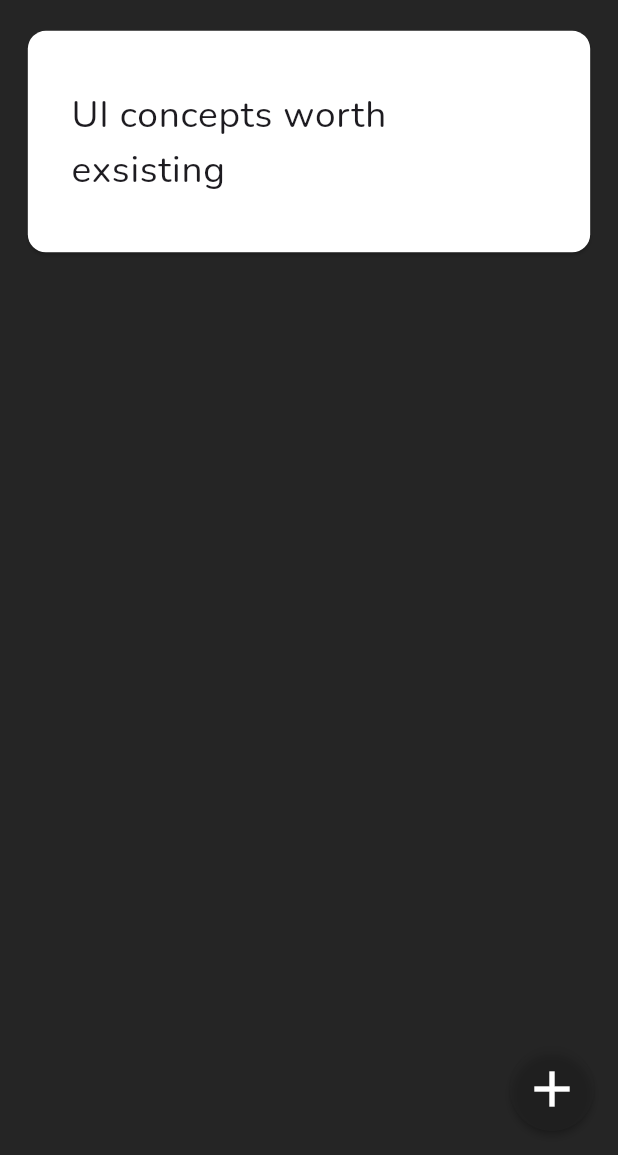
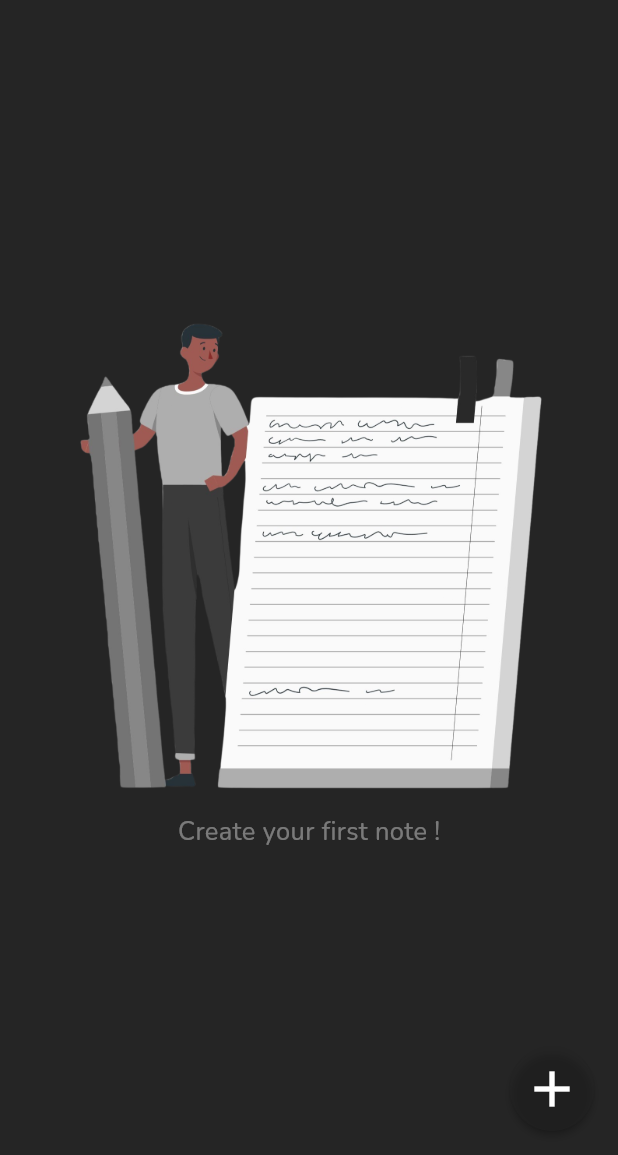
Before and after one commit to AmjadWaher/NoteAssignment, a Flutter app: the screen it shows after launch, on a phone screen of 412 x 824 dp, the part 81-1236 px from its top. Run offline on Flutter 3.47's test engine with Material 3 defaults, Android fonts, the phone set to English and light mode, and no system bars; our stand-ins replace google_fonts, sqflite; accounts and stored records are empty.

Commit message:
18/12/2024

```diff
--- a/lib/controller/home.dart
+++ b/lib/controller/home.dart
@@ -1,4 +1,5 @@
 import 'package:flutter/material.dart';
+import 'package:notes_app/DB/note.dart';
 import 'package:notes_app/models/note.dart';
 import 'package:notes_app/shared/data.dart';
 
@@ -12,9 +13,11 @@ List<Note> searchInNotes(String value) {
   return list;
 }
 
-void removeNote(BuildContext context, Note note) {
+void removeNote(BuildContext context, Note note) async {
   final index = notes.indexOf(note);
   notes.removeAt(index);
+
+  await NotesDatabase.instance.deleteNote(note.id);
 
   ScaffoldMessenger.of(context).clearSnackBars();
   ScaffoldMessenger.of(context).showSnackBar(
@@ -43,6 +46,7 @@ SnackBar undoNoteRemoval(int index, Note note) {
               return;
             }
             notes.insert(index, note);
+            NotesDatabase.instance.insertNote(note);
             streamNoteController.sink.add(note);
           },
           child: Text(
--- a/lib/controller/note.dart
+++ b/lib/controller/note.dart
@@ -1,36 +1,34 @@
-import 'dart:math';
-
 import 'package:flutter/material.dart';
+import 'package:notes_app/DB/note.dart';
 import 'package:notes_app/models/note.dart';
 import 'package:notes_app/shared/data.dart';
+import 'package:uuid/uuid.dart';
 
-final titleController = TextEditingController();
-final contentController = TextEditingController();
-final random = Random();
-final color = Color.fromARGB(
-  255,
-  random.nextInt(256),
-  random.nextInt(256),
-  random.nextInt(256),
-);
+void saveNote() async {
+  final note = Note(
+    id: getUuid(),
+    title: titleController.text,
+    content: contentController.text,
+    color: randomColor(),
+  );
+  notes.add(note);
 
-void saveNote() {
-  notes.add(
-    Note(
-      title: titleController.text,
-      content: contentController.text,
-      color: color,
-    ),
-  );
+  await NotesDatabase.instance.insertNote(note);
 
   streamNoteController.sink.add(notes);
   titleController.clear();
   contentController.clear();
 }
 
-void updateNote(Note note) {
+void updateNote(Note note) async {
   note.title = titleController.text;
   note.content = contentController.text;
+
+  await NotesDatabase.instance.updateNote(note);
+}
+
+String getUuid() {
+  return Uuid().v4();
 }
 
 SnackBar showSnackBar({
--- a/lib/main.dart
+++ b/lib/main.dart
@@ -21,7 +21,7 @@ class App extends StatelessWidget {
         scaffoldBackgroundColor: Color.fromRGBO(37, 37, 37, 1),
         textTheme: GoogleFonts.nunitoTextTheme().copyWith(),
       ),
-      home: Home(),
+      home: HomeScreen(),
     );
   }
 }
--- a/lib/pages/add_note.dart
+++ b/lib/pages/add_note.dart
@@ -1,6 +1,7 @@
 import 'package:flutter/material.dart';
 import 'package:notes_app/controller/note.dart';
 import 'package:notes_app/models/note.dart';
+import 'package:notes_app/shared/data.dart';
 
 class AddNote extends StatefulWidget {
   const AddNote({super.key, this.note});
--- a/lib/pages/home.dart
+++ b/lib/pages/home.dart
@@ -1,20 +1,36 @@
 import 'dart:developer';
 
 import 'package:flutter/material.dart';
+import 'package:notes_app/DB/note.dart';
 import 'package:notes_app/controller/home.dart';
 import 'package:notes_app/pages/add_note.dart';
 import 'package:notes_app/shared/data.dart';
 import 'package:notes_app/widgets/note_card.dart';
 
-class Home extends StatefulWidget {
-  const Home({super.key});
+class HomeScreen extends StatefulWidget {
+  const HomeScreen({super.key});
 
   @override
-  State<Home> createState() => _HomeState();
+  State<HomeScreen> createState() => _HomeState();
 }
 
-class _HomeState extends State<Home> {
+class _HomeState extends State<HomeScreen> {
   bool isSearch = false;
+
+  void _fetchNotes() async {
+    final fetchNotes = await NotesDatabase.instance.getAllNotes();
+    setState(() {
+      notes = fetchNotes;
+    });
+  }
+
+  @override
+  void initState() {
+    super.initState();
+
+    _fetchNotes();
+  }
+
   @override
   Widget build(BuildContext context) {
     final mq = MediaQuery.of(context).size;
@@ -63,6 +79,7 @@ class _HomeState extends State<Home> {
       ),
       floatingActionButton: FloatingActionButton(
         onPressed: () {
+          log('init Notes length ${notes.length}');
           Navigator.of(context).push(
             MaterialPageRoute(
               builder: (context) => const AddNote(),
--- a/lib/shared/data.dart
+++ b/lib/shared/data.dart
@@ -1,13 +1,23 @@
 import 'dart:async';
+import 'dart:math';
 
 import 'package:flutter/material.dart';
 import 'package:notes_app/models/note.dart';
 
-List<Note> notes = [
-  Note(
-      title: 'UI concepts worth exsisting',
-      content: 'Course',
-      color: Colors.white)
-];
+final titleController = TextEditingController();
+final contentController = TextEditingController();
+final random = Random();
+
+Color randomColor() {
+  return Color.fromARGB(
+    255,
+    random.nextInt(255),
+    random.nextInt(255),
+    random.nextInt(255),
+  );
+}
+
+List<Note> notes = [];
+
 List<Note> notesSearchList = [];
 var streamNoteController = StreamController.broadcast();
--- a/pubspec.yaml
+++ b/pubspec.yaml
@@ -36,6 +36,8 @@ dependencies:
   cupertino_icons: ^1.0.8
   google_fonts: ^6.2.1
   uuid: ^4.5.1
+  sqflite: ^2.4.1
+  path: ^1.9.0
 
 dev_dependencies:
   flutter_test:
```
Also changed, not shown: lib/DB/note.dart (added, +91 -0 lines), lib/models/note.dart (+29 -1 lines), pubspec.lock, 2 other files.
